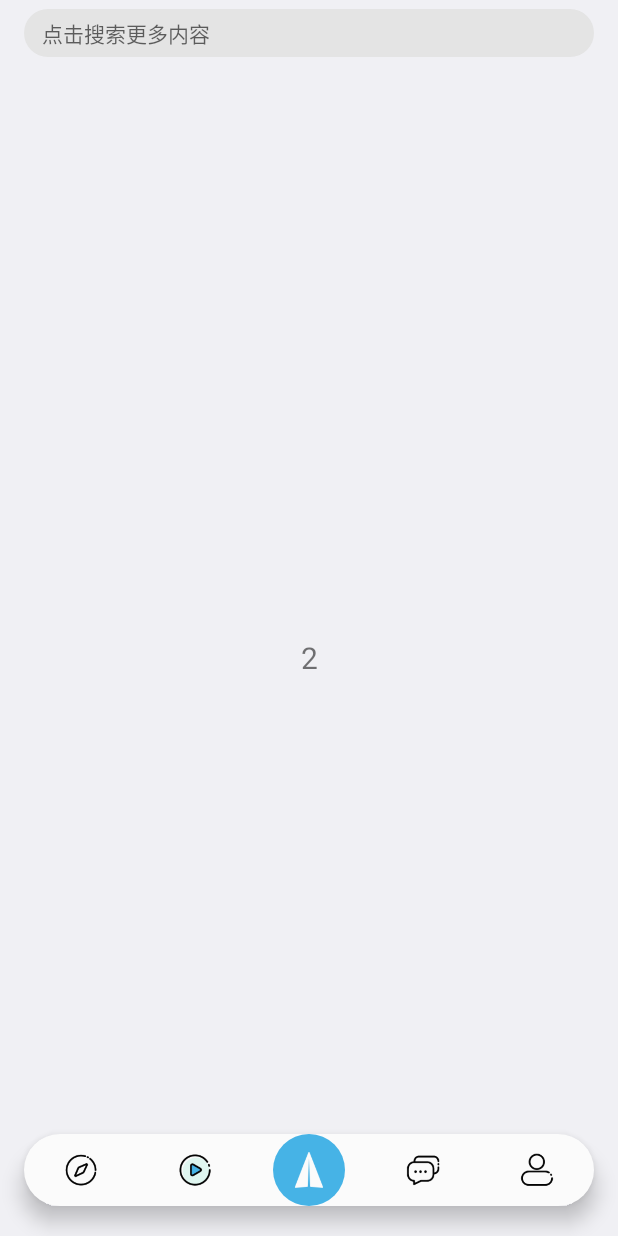
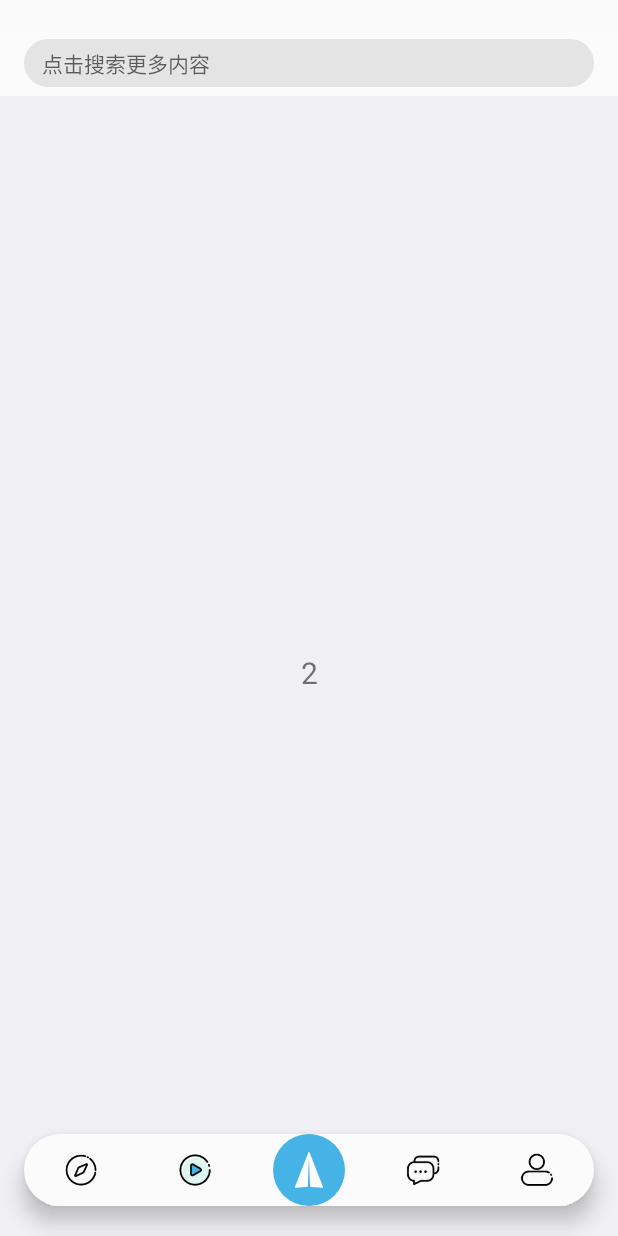
Before and after one commit to Hi-NMY/SPB, an Android app: the UserHomePage screen opened directly, with no data from a screen before it, item 2 of the bottom bar chosen, on a phone screen of 412 x 824 dp. Run offline under Robolectric (Android 15) with nearby library versions, the phone set to English and light mode, and no system bars; libraries missing offline, so code that uses them is left out: com.gyf.immersionbar, com.tamsiree.rxkit, net.lucode.hackware, org.litepal; Roboto replaces fonts that are not available here; 7 statements that could not run were skipped.

Commit message:
修改postbarpageUI

```diff
--- a/app/src/main/java/com/example/spb/adapter/FragmentViewPageAdapter.java
+++ b/app/src/main/java/com/example/spb/adapter/FragmentViewPageAdapter.java
@@ -1,5 +1,6 @@
 package com.example.spb.adapter;
 
+import android.view.View;
 import android.view.ViewGroup;
 import androidx.annotation.NonNull;
 import androidx.fragment.app.Fragment;
@@ -11,7 +12,7 @@ import java.util.List;
 
 public class FragmentViewPageAdapter extends FragmentPagerAdapter {
 
-    private List<Fragment> fragments;
+    private ArrayList<Fragment> fragments;
 
     public FragmentViewPageAdapter(FragmentManager fragmentManager, ArrayList<Fragment> f, int sum){
         super(fragmentManager,sum);
--- a/app/src/main/java/com/example/spb/view/activity/UserHomePage.java
+++ b/app/src/main/java/com/example/spb/view/activity/UserHomePage.java
@@ -261,9 +261,6 @@ public class UserHomePage extends BaseMVPActivity<IUserHomePageAView, UserHomePa
     @Override
     public void setBar() {
         ImmersionBar.with(this)
-                .statusBarDarkFont(true)
-                .fitsSystemWindows(true)
-                .statusBarColor(R.color.qianbai)
                 .init();
     }
 
@@ -275,6 +272,7 @@ public class UserHomePage extends BaseMVPActivity<IUserHomePageAView, UserHomePa
         bar.setBarBackground(R.color.qianbai);
         switch (PAGENUMBER) {
             case 2:
+                bar.setBarBackground(R.color.beijing);
                 bar.barSearchView(new FragmentSpbAvtivityBar.OnMyClick() {
                     @Override
                     public void onClick() {
@@ -283,6 +281,7 @@ public class UserHomePage extends BaseMVPActivity<IUserHomePageAView, UserHomePa
                 });
                 break;
             case 3:
+                bar.setBarBackground(R.color.beijing);
                 bar.barCentralTxt("消息", null);
                 bar.barRightImg1(R.drawable.messageadd_icon, new FragmentSpbAvtivityBar.OnMyClick() {
                     @Override
@@ -292,6 +291,7 @@ public class UserHomePage extends BaseMVPActivity<IUserHomePageAView, UserHomePa
                 });
                 break;
             case 4:
+                bar.setBarBackground(R.color.beijing);
                 bar.barRightImg1(R.drawable.install_icon, new FragmentSpbAvtivityBar.OnMyClick() {
                     @Override
                     public void onClick() {
--- a/app/src/main/java/com/example/spb/view/fragment/ui/postbarpage/PostBarPage.java
+++ b/app/src/main/java/com/example/spb/view/fragment/ui/postbarpage/PostBarPage.java
@@ -3,10 +3,12 @@ package com.example.spb.view.fragment.ui.postbarpage;
 import android.content.Context;
 import android.graphics.Color;
 import android.os.Bundle;
+import android.view.LayoutInflater;
 import android.view.View;
 import android.view.animation.AccelerateInterpolator;
 import android.view.animation.DecelerateInterpolator;
 import android.widget.ImageView;
+import android.widget.RelativeLayout;
 import androidx.annotation.Nullable;
 import androidx.fragment.app.Fragment;
 import androidx.fragment.app.FragmentManager;
@@ -29,14 +31,19 @@ import net.lucode.hackware.magicindicator.buildins.commonnavigator.abs.IPagerInd
 import net.lucode.hackware.magicindicator.buildins.commonnavigator.abs.IPagerTitleView;
 import net.lucode.hackware.magicindicator.buildins.commonnavigator.indicators.LinePagerIndicator;
 import net.lucode.hackware.magicindicator.buildins.commonnavigator.titles.SimplePagerTitleView;
+import net.lucode.hackware.magicindicator.buildins.commonnavigator.titles.badge.BadgeAnchor;
+import net.lucode.hackware.magicindicator.buildins.commonnavigator.titles.badge.BadgePagerTitleView;
+import net.lucode.hackware.magicindicator.buildins.commonnavigator.titles.badge.BadgeRule;
 
 import java.util.ArrayList;
 import java.util.Arrays;
 import java.util.List;
 
-public class PostBarPage extends BaseMVPFragment<IPostBarPageFView, PostBarPageFPresenterImpl> implements IPostBarPageFView {
+public class PostBarPage extends BaseMVPFragment<IPostBarPageFView, PostBarPageFPresenterImpl> implements IPostBarPageFView, View.OnClickListener {
 
     private MagicIndicator mPostbarPageIdt;
+    private BadgePagerTitleView badgePagerTitleView;
+    private SimplePagerTitleView simplePagerTitleView;
     private ViewPager mPostbarPageViewpager;
     private static final String[] title = new String[]{"关注", "最新", "话题"};
     private List<String> myTitleList = Arrays.asList(title);
@@ -48,6 +55,7 @@ public class PostBarPage extends BaseMVPFragment<IPostBarPageFView, PostBarPageF
     private AppBarLayout mPostbarAppbarlayout;
     private ImageView mPostbarSearchIcon;
     private CollapsingToolbarLayout mPostbarCollapsinglayout;
+    private RelativeLayout mPostbarR;
 
 
     @Override
@@ -71,9 +79,12 @@ public class PostBarPage extends BaseMVPFragment<IPostBarPageFView, PostBarPageF
         mPostbarPageViewpager = (ViewPager) view.findViewById(R.id.postbar_page_viewpager);
         mPostbarAppbarlayout = (AppBarLayout) view.findViewById(R.id.postbar_appbarlayout);
         mPostbarSearchIcon = (ImageView) view.findViewById(R.id.postbar_search_icon);
-        mPostbarCollapsinglayout = (CollapsingToolbarLayout)view.findViewById(R.id.postbar_collapsinglayout);
+        mPostbarCollapsinglayout = (CollapsingToolbarLayout) view.findViewById(R.id.postbar_collapsinglayout);
+        mPostbarR = (RelativeLayout)view.findViewById(R.id.postbar_R);
+        mPostbarSearchIcon.bringToFront();
         intFollowViewPager();
         listenViewMove();
+        setMyListener();
     }
 
     @Override
@@ -86,21 +97,33 @@ public class PostBarPage extends BaseMVPFragment<IPostBarPageFView, PostBarPageF
             @Override
             public void onOffsetChanged(AppBarLayout appBarLayout, int i) {
                 if (i != 0) {
+                    int persent = -i * 3;
+                    if (persent > 255) {
+                        persent = 255;
+                    }
+                    int color = Color.argb(persent, 249, 249, 249);
+                    mPostbarPageIdt.setBackgroundColor(color);
                     float topA = 1 - (1 - i) / 65f;
-                    mPostbarAppbarlayout.setAlpha(topA);
+                    mPostbarR.setBackgroundColor(color);
                     topA = 1 - (topA + 0.2f);
                     mPostbarSearchIcon.setAlpha(topA);
                     if (mPostbarSearchIcon.getAlpha() > 0) {
+                        mPostbarR.setVisibility(View.VISIBLE);
                         mPostbarSearchIcon.setVisibility(View.VISIBLE);
                     } else {
+                        mPostbarR.setVisibility(View.INVISIBLE);
                         mPostbarSearchIcon.setVisibility(View.INVISIBLE);
                     }
-                }else {
+                } else {
+                    mPostbarPageIdt.setBackgroundColor(Color.argb(0, 249, 249, 249));
+                    mPostbarR.setBackgroundColor(Color.argb(0, 249, 249, 249));
                     mPostbarAppbarlayout.setAlpha(1 - (1 - appBarLayout.getTotalScrollRange()) / 65f);
-                    mPostbarSearchIcon.setAlpha(1-(1 - (1 - appBarLayout.getTotalScrollRange()) / 65f + 0.2f));
+                    mPostbarSearchIcon.setAlpha(1 - (1 - (1 - appBarLayout.getTotalScrollRange()) / 65f + 0.2f));
                     if (mPostbarSearchIcon.getAlpha() > 0) {
+                        mPostbarR.setVisibility(View.VISIBLE);
                         mPostbarSearchIcon.setVisibility(View.VISIBLE);
                     } else {
+                        mPostbarR.setVisibility(View.INVISIBLE);
                         mPostbarSearchIcon.setVisibility(View.INVISIBLE);
                     }
                 }
@@ -135,7 +158,8 @@ public class PostBarPage extends BaseMVPFragment<IPostBarPageFView, PostBarPageF
 
             @Override
             public IPagerTitleView getTitleView(Context context, int index) {
-                SimplePagerTitleView simplePagerTitleView = new ScaleTransitionPagerTitleView(context);
+                badgePagerTitleView = new BadgePagerTitleView(context);
+                simplePagerTitleView = new ScaleTransitionPagerTitleView(context);
                 simplePagerTitleView.setText(myTitleList.get(index));
                 simplePagerTitleView.setTextSize(18);
 
@@ -147,7 +171,19 @@ public class PostBarPage extends BaseMVPFragment<IPostBarPageFView, PostBarPageF
                         mPostbarPageViewpager.setCurrentItem(index);
                     }
                 });
-                return simplePagerTitleView;
+
+                badgePagerTitleView.setInnerPagerTitleView(simplePagerTitleView);
+
+                if (index == 0) {
+                    ImageView badgeImageView = (ImageView) LayoutInflater.from(context).inflate(R.layout.simple_red_dot, null);
+                    badgePagerTitleView.setBadgeView(badgeImageView);
+                    badgePagerTitleView.setXBadgeRule(new BadgeRule(BadgeAnchor.CONTENT_RIGHT, -UIUtil.dip2px(context, 6)));
+                    badgePagerTitleView.setYBadgeRule(new BadgeRule(BadgeAnchor.CONTENT_TOP, 0));
+                }
+
+                badgePagerTitleView.setAutoCancelBadge(true);
+
+                return badgePagerTitleView;
             }
 
             @Override
@@ -178,4 +214,63 @@ public class PostBarPage extends BaseMVPFragment<IPostBarPageFView, PostBarPageF
     public <T> void response(T response, int responseFlag) {
 
     }
+
+    @Override
+    public void onClick(View v) {
+        switch (v.getId()){
+            case R.id.postbar_search_icon:
+                mPostbarAppbarlayout.setExpanded(true);
+                break;
+        }
+    }
+
+    @Override
+    public void createDialog() {
+
+    }
+
+    @Override
+    public void showDialogS(int i) {
+
+    }
+
+    @Override
+    public void closeDialog(int i) {
+
+    }
+
+    @Override
+    public void setMyListener() {
+        mPostbarSearchIcon.setOnClickListener(this);
+    }
+
+    @Override
+    public void setBar() {
+
+    }
+
+    @Override
+    public void setActivityBar() {
+
+    }
+
+    @Override
+    public void startRefresh() {
+
+    }
+
+    @Override
+    public void obtainMoreRefresh() {
+
+    }
+
+    @Override
+    public void stopRefresh() {
+
+    }
+
+    @Override
+    public void stopMoreRefresh() {
+
+    }
 }
--- a/app/src/main/java/com/example/spb/view/inter/IPostBarPageFView.java
+++ b/app/src/main/java/com/example/spb/view/inter/IPostBarPageFView.java
@@ -1,6 +1,8 @@
 package com.example.spb.view.inter;
 
-public interface IPostBarPageFView {
+import com.example.spb.view.InterTotal.SpbInterTwo;
+
+public interface IPostBarPageFView extends SpbInterTwo {
     //请求标记
     int REQUEST_ONE = 0;
     int REQUEST_TWO = 1;
--- a/app/src/main/java/com/example/spb/view/inter/IUserPageFView.java
+++ b/app/src/main/java/com/example/spb/view/inter/IUserPageFView.java
@@ -1,6 +1,8 @@
 package com.example.spb.view.inter;
 
-public interface IUserPageFView {
+import com.example.spb.view.InterTotal.SpbInterTwo;
+
+public interface IUserPageFView extends SpbInterTwo {
     //请求标记
     int REQUEST_ONE = 0;
     int REQUEST_TWO = 1;
--- /dev/null
+++ b/app/src/main/res/drawable/cardview_gb.xml
@@ -0,0 +1,5 @@
+<?xml version="1.0" encoding="utf-8"?>
+<shape xmlns:android="http://schemas.android.com/apk/res/android">
+    <corners android:radius="@dimen/corner_5"/>
+    <solid android:color="@color/beijing"/>
+</shape>
--- a/app/src/main/res/layout/activity_user_home_page.xml
+++ b/app/src/main/res/layout/activity_user_home_page.xml
@@ -6,16 +6,25 @@
         android:layout_width="match_parent"
         android:layout_height="match_parent">
 
-    <fragment
-            android:id="@+id/homepage_bar"
-            android:name="com.example.spb.view.Component.FragmentSpbAvtivityBar"
+    <RelativeLayout
+            android:id="@+id/r"
+            android:layout_marginTop="@dimen/margin_20"
             android:layout_width="match_parent"
-            android:layout_height="@dimen/spb_activity_bar_44">
-    </fragment>
+            android:layout_height="wrap_content">
+
+        <fragment
+                android:id="@+id/homepage_bar"
+                android:name="com.example.spb.view.Component.FragmentSpbAvtivityBar"
+                android:layout_width="match_parent"
+                android:layout_height="@dimen/spb_activity_bar_44">
+        </fragment>
+
+    </RelativeLayout>
+
 
     <FrameLayout
             android:id="@+id/homepage_fragment"
-            android:layout_below="@+id/homepage_bar"
+            android:layout_below="@+id/r"
             android:layout_width="match_parent"
             android:layout_height="match_parent"
             android:background="@color/qianbai"
--- a/app/src/main/res/layout/fragment_message_page.xml
+++ b/app/src/main/res/layout/fragment_postbar_message_page.xml
@@ -5,7 +5,7 @@
         xmlns:tools="http://schemas.android.com/tools"
         android:layout_width="match_parent"
         android:layout_height="match_parent"
-        android:background="@color/qianbai"
+        android:background="@color/beijing"
         tools:context=".view.fragment.ui.messagepage.MessagePage">
 
     <TextView
--- a/app/src/main/res/navigation/mobile_navigation.xml
+++ b/app/src/main/res/navigation/mobile_navigation.xml
@@ -20,7 +20,7 @@
             android:id="@+id/message_page"
             android:name="com.example.spb.view.fragment.ui.messagepage.MessagePage"
             android:label="@string/title_notifications"
-            tools:layout="@layout/fragment_message_page"/>
+            tools:layout="@layout/fragment_postbar_message_page"/>
 
     <fragment
             android:id="@+id/user_page"
```
Also changed, not shown: app/src/main/java/com/example/spb/view/fragment/ui/messagepage/MessagePage.java (+1 -6 lines), app/src/main/java/com/example/spb/view/fragment/ui/userpage/UserPage.java (+50 -0 lines), app/src/main/res/drawable/simple_red.xml (added, +8 -0 lines), app/src/main/res/layout/fragment_postbar_page.xml (+7 -2 lines), app/src/main/res/layout/simple_red_dot.xml (added, +7 -0 lines).
